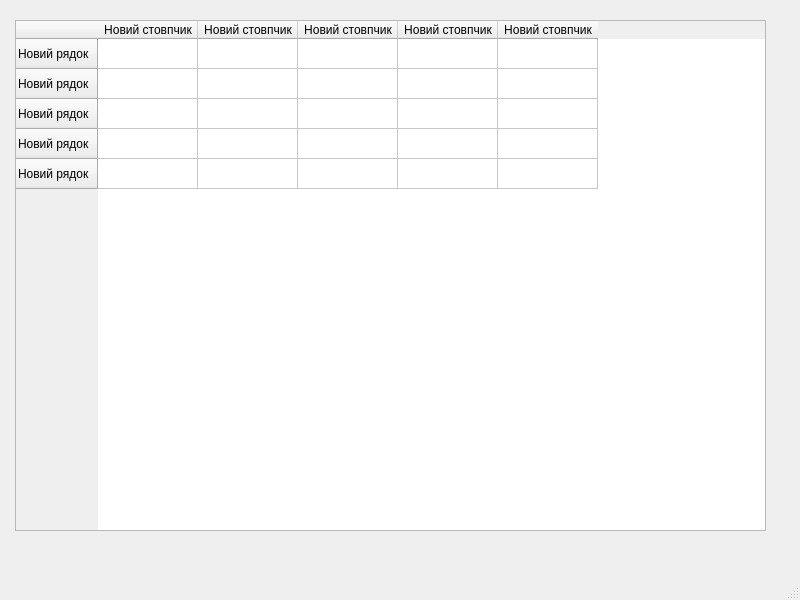
The window that generated/table.ui (Doberm4n/POEStashJsonViewer) describes before a commit, drawn with Qt 5.
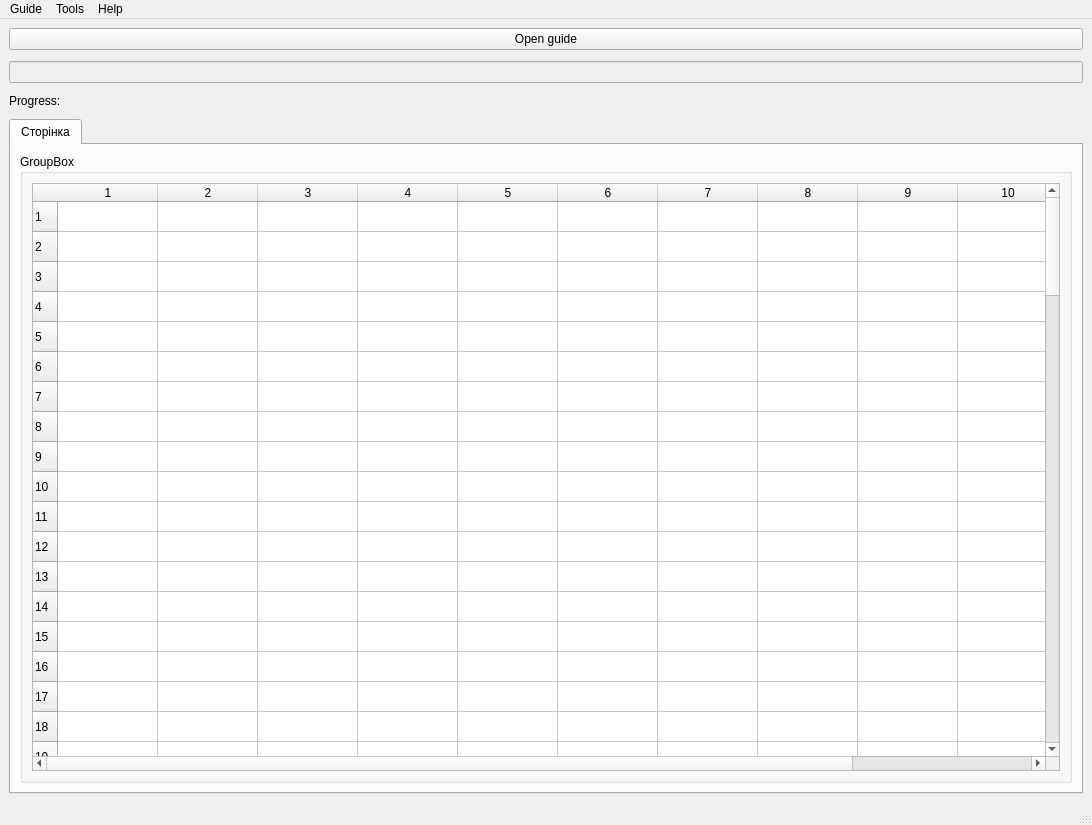
The same window after the commit.

What changed in the file:
```diff
--- a/generated/table.ui
+++ b/generated/table.ui
@@ -6,104 +6,320 @@
    <rect>
     <x>0</x>
     <y>0</y>
-    <width>800</width>
-    <height>600</height>
+    <width>1092</width>
+    <height>825</height>
    </rect>
   </property>
   <property name="windowTitle">
-   <string>MainWindow</string>
+   <string>PoE Leveling Guide</string>
   </property>
   <widget class="QWidget" name="centralwidget">
-   <widget class="QTableWidget" name="tableWidget">
-    <property name="geometry">
-     <rect>
-      <x>15</x>
-      <y>20</y>
-      <width>751</width>
-      <height>511</height>
-     </rect>
+   <layout class="QVBoxLayout" name="verticalLayout_2">
+    <property name="spacing">
+     <number>11</number>
     </property>
-    <property name="editTriggers">
-     <set>QAbstractItemView::NoEditTriggers</set>
+    <property name="bottomMargin">
+     <number>9</number>
     </property>
-    <property name="selectionBehavior">
-     <enum>QAbstractItemView::SelectRows</enum>
-    </property>
-    <property name="showGrid">
-     <bool>true</bool>
-    </property>
-    <property name="sortingEnabled">
-     <bool>true</bool>
-    </property>
-    <attribute name="horizontalHeaderVisible">
-     <bool>true</bool>
-    </attribute>
-    <attribute name="verticalHeaderVisible">
-     <bool>true</bool>
-    </attribute>
-    <row>
-     <property name="text">
-      <string>Новий рядок</string>
-     </property>
-    </row>
-    <row>
-     <property name="text">
-      <string>Новий рядок</string>
-     </property>
-    </row>
-    <row>
-     <property name="text">
-      <string>Новий рядок</string>
-     </property>
-    </row>
-    <row>
-     <property name="text">
-      <string>Новий рядок</string>
-     </property>
-    </row>
-    <row>
-     <property name="text">
-      <string>Новий рядок</string>
-     </property>
-    </row>
-    <column>
-     <property name="text">
-      <string>Новий стовпчик</string>
-     </property>
-    </column>
-    <column>
-     <property name="text">
-      <string>Новий стовпчик</string>
-     </property>
-    </column>
-    <column>
-     <property name="text">
-      <string>Новий стовпчик</string>
-     </property>
-    </column>
-    <column>
-     <property name="text">
-      <string>Новий стовпчик</string>
-     </property>
-    </column>
-    <column>
-     <property name="text">
-      <string>Новий стовпчик</string>
-     </property>
-    </column>
-   </widget>
+    <item>
+     <widget class="QPushButton" name="openGuidePushButton">
+      <property name="text">
+       <string>Open guide</string>
+      </property>
+     </widget>
+    </item>
+    <item>
+     <widget class="QLineEdit" name="guideLineEdit">
+      <property name="enabled">
+       <bool>false</bool>
+      </property>
+     </widget>
+    </item>
+    <item>
+     <widget class="QLabel" name="label">
+      <property name="text">
+       <string>Progress:</string>
+      </property>
+      <property name="alignment">
+       <set>Qt::AlignLeading|Qt::AlignLeft|Qt::AlignTop</set>
+      </property>
+     </widget>
+    </item>
+    <item>
+     <widget class="QTabWidget" name="tabWidget">
+      <property name="currentIndex">
+       <number>0</number>
+      </property>
+      <widget class="QWidget" name="tab">
+       <attribute name="title">
+        <string>Сторінка</string>
+       </attribute>
+       <layout class="QVBoxLayout" name="verticalLayout">
+        <item>
+         <widget class="QGroupBox" name="groupBox">
+          <property name="title">
+           <string>GroupBox</string>
+          </property>
+          <layout class="QVBoxLayout" name="verticalLayout_3">
+           <item>
+            <widget class="QTableWidget" name="tableWidget">
+             <property name="selectionBehavior">
+              <enum>QAbstractItemView::SelectRows</enum>
+             </property>
+             <property name="rowCount">
+              <number>100</number>
+             </property>
+             <property name="columnCount">
+              <number>11</number>
+             </property>
+             <row/>
+             <row/>
+             <row/>
+             <row/>
+             <row/>
+             <row/>
+             <row/>
+             <row/>
+             <row/>
+             <row/>
+             <row/>
+             <row/>
+             <row/>
+             <row/>
+             <row/>
+             <row/>
+             <row/>
+             <row/>
+             <row/>
+             <row/>
+             <row/>
+             <row/>
+             <row/>
+             <row/>
+             <row/>
+             <row/>
+             <row/>
+             <row/>
+             <row/>
+             <row/>
+             <row/>
+             <row/>
+             <row/>
+             <row/>
+             <row/>
+             <row/>
+             <row/>
+             <row/>
+             <row/>
+             <row/>
+             <row/>
+             <row/>
+             <row/>
+             <row/>
+             <row/>
+             <row/>
+             <row/>
+             <row/>
+             <row/>
+             <row/>
+             <row/>
+             <row/>
+             <row/>
+             <row/>
+             <row/>
+             <row/>
+             <row/>
+             <row/>
+             <row/>
+             <row/>
+             <row/>
+             <row/>
+             <row/>
+             <row/>
+             <row/>
+             <row/>
+             <row/>
+             <row/>
+             <row/>
+             <row/>
+             <row/>
+             <row/>
+             <row/>
+             <row/>
+             <row/>
+             <row/>
+             <row/>
+             <row/>
+             <row/>
+             <row/>
+             <row/>
+             <row/>
+             <row/>
+             <row/>
+             <row/>
+             <row/>
+             <row/>
+             <row/>
+             <row/>
+             <row/>
+             <row/>
+             <row/>
+             <row/>
+             <row/>
+             <row/>
+             <row/>
+             <row/>
+             <row/>
+             <row/>
+             <row/>
+             <column/>
+             <column/>
+             <column/>
+             <column/>
+             <column/>
+             <column/>
+             <column/>
+             <column/>
+             <column/>
+             <column/>
+             <column/>
+            </widget>
+           </item>
+          </layout>
+         </widget>
+        </item>
+       </layout>
+      </widget>
+     </widget>
+    </item>
+   </layout>
   </widget>
   <widget class="QMenuBar" name="menubar">
    <property name="geometry">
     <rect>
      <x>0</x>
      <y>0</y>
-     <width>800</width>
+     <width>1092</width>
      <height>21</height>
     </rect>
    </property>
+   <widget class="QMenu" name="menuGuide">
+    <property name="title">
+     <string>Guide</string>
+    </property>
+    <widget class="QMenu" name="menuReset_progress">
+     <property name="title">
+      <string>Reset progress</string>
+     </property>
+     <addaction name="actionReset_All"/>
+    </widget>
+    <widget class="QMenu" name="menuComplete_progress">
+     <property name="title">
+      <string>Complete progress</string>
+     </property>
+     <addaction name="actionComplete_All"/>
+    </widget>
+    <addaction name="menuActionOpen"/>
+    <addaction name="menuReset_progress"/>
+    <addaction name="menuComplete_progress"/>
+   </widget>
+   <widget class="QMenu" name="menuHelp">
+    <property name="title">
+     <string>Help</string>
+    </property>
+    <addaction name="actionAbout"/>
+   </widget>
+   <widget class="QMenu" name="menuTools">
+    <property name="title">
+     <string>Tools</string>
+    </property>
+    <addaction name="actionCreate_empty_guide_file"/>
+   </widget>
+   <addaction name="menuGuide"/>
+   <addaction name="menuTools"/>
+   <addaction name="menuHelp"/>
   </widget>
   <widget class="QStatusBar" name="statusbar"/>
+  <action name="menuActionOpen">
+   <property name="text">
+    <string>Open</string>
+   </property>
+  </action>
+  <action name="actionAct_1">
+   <property name="text">
+    <string>Act 1</string>
+   </property>
+  </action>
+  <action name="actionAct_2">
+   <property name="text">
+    <string>Act 2</string>
+   </property>
+  </action>
+  <action name="actionAct_3">
+   <property name="text">
+    <string>Act 3</string>
+   </property>
+  </action>
+  <action name="actionAct_4">
+   <property name="text">
+    <string>Act 4</string>
+   </property>
+  </action>
+  <action name="actionAct_5">
+   <property name="text">
+    <string>Act 5</string>
+   </property>
+  </action>
+  <action name="actionAct_6">
+   <property name="text">
+    <string>Act 6</string>
+   </property>
+  </action>
+  <action name="actionAct_7">
+   <property name="text">
+    <string>Act 7</string>
+   </property>
+  </action>
+  <action name="actionAct_8">
+   <property name="text">
+    <string>Act 8</string>
+   </property>
+  </action>
+  <action name="actionAct_9">
+   <property name="text">
+    <string>Act 9</string>
+   </property>
+  </action>
+  <action name="actionAct_10">
+   <property name="text">
+    <string>Act 10</string>
+   </property>
+  </action>
+  <action name="actionReset_All">
+   <property name="text">
+    <string>Reset all</string>
+   </property>
+  </action>
+  <action name="actionAbout">
+   <property name="text">
+    <string>About</string>
+   </property>
+  </action>
+  <action name="actionCreate_empty_guide_file">
+   <property name="text">
+    <string>Create guide file</string>
+   </property>
+  </action>
+  <action name="actionImport_text_to_guide">
+   <property name="text">
+    <string>Import text to guide</string>
+   </property>
+  </action>
+  <action name="actionComplete_All">
+   <property name="text">
+    <string>Complete all</string>
+   </property>
+  </action>
  </widget>
  <resources/>
  <connections/>
```
